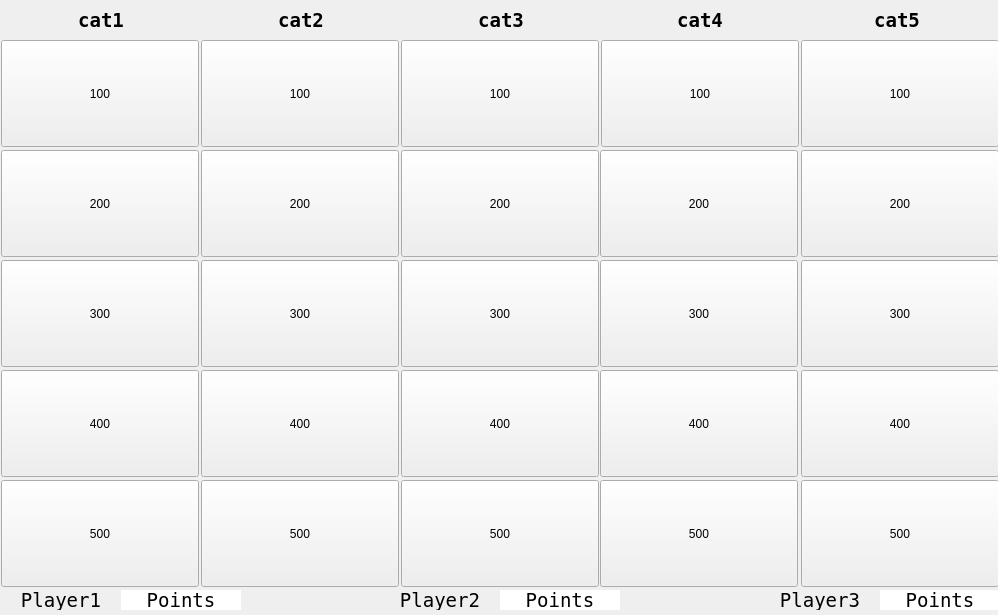
Before: the Qt Designer form gamefield.ui in chlange/jeopardy, drawn with Qt 5.
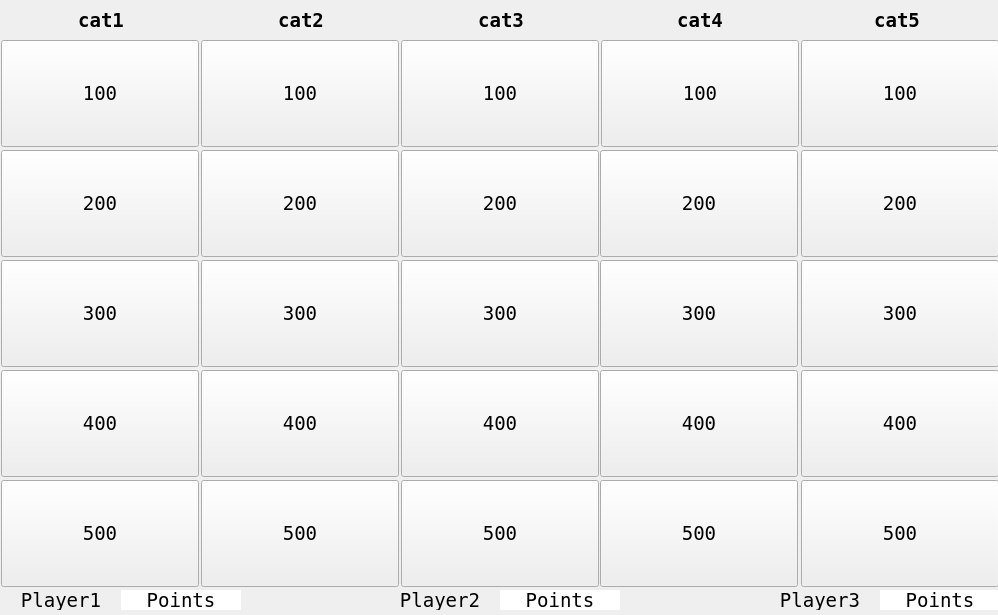
After: the same form once the commit is applied. Icons and pictures are not drawn.

What changed in the file:
```diff
--- a/gamefield.ui
+++ b/gamefield.ui
@@ -38,6 +38,12 @@
      <height>107</height>
     </rect>
    </property>
+   <property name="font">
+    <font>
+     <family>Andale Mono</family>
+     <pointsize>14</pointsize>
+    </font>
+   </property>
    <property name="text">
     <string>500</string>
    </property>
@@ -51,6 +57,12 @@
      <height>107</height>
     </rect>
    </property>
+   <property name="font">
+    <font>
+     <family>Andale Mono</family>
+     <pointsize>14</pointsize>
+    </font>
+   </property>
    <property name="text">
     <string>300</string>
    </property>
@@ -64,6 +76,12 @@
      <height>107</height>
     </rect>
    </property>
+   <property name="font">
+    <font>
+     <family>Andale Mono</family>
+     <pointsize>14</pointsize>
+    </font>
+   </property>
    <property name="text">
     <string>400</string>
    </property>
@@ -101,6 +119,12 @@
      <height>107</height>
     </rect>
    </property>
+   <property name="font">
+    <font>
+     <family>Andale Mono</family>
+     <pointsize>14</pointsize>
+    </font>
+   </property>
    <property name="text">
     <string>300</string>
    </property>
@@ -114,6 +138,12 @@
      <height>107</height>
     </rect>
    </property>
+   <property name="font">
+    <font>
+     <family>Andale Mono</family>
+     <pointsize>14</pointsize>
+    </font>
+   </property>
    <property name="text">
     <string>400</string>
    </property>
@@ -127,6 +157,12 @@
      <height>107</height>
     </rect>
    </property>
+   <property name="font">
+    <font>
+     <family>Andale Mono</family>
+     <pointsize>14</pointsize>
+    </font>
+   </property>
    <property name="text">
     <string>300</string>
    </property>
@@ -140,6 +176,12 @@
      <height>107</height>
     </rect>
    </property>
+   <property name="font">
+    <font>
+     <family>Andale Mono</family>
+     <pointsize>14</pointsize>
+    </font>
+   </property>
    <property name="text">
     <string>500</string>
    </property>
@@ -153,6 +195,12 @@
      <height>107</height>
     </rect>
    </property>
+   <property name="font">
+    <font>
+     <family>Andale Mono</family>
+     <pointsize>14</pointsize>
+    </font>
+   </property>
    <property name="text">
     <string>200</string>
    </property>
@@ -166,6 +214,12 @@
      <height>107</height>
     </rect>
    </property>
+   <property name="font">
+    <font>
+     <family>Andale Mono</family>
+     <pointsize>14</pointsize>
+    </font>
+   </property>
    <property name="text">
     <string>300</string>
    </property>
@@ -203,6 +257,12 @@
      <height>107</height>
     </rect>
    </property>
+   <property name="font">
+    <font>
+     <family>Andale Mono</family>
+     <pointsize>14</pointsize>
+    </font>
+   </property>
    <property name="text">
     <string>500</string>
    </property>
@@ -216,6 +276,12 @@
      <height>107</height>
     </rect>
    </property>
+   <property name="font">
+    <font>
+     <family>Andale Mono</family>
+     <pointsize>14</pointsize>
+    </font>
+   </property>
    <property name="text">
     <string>100</string>
    </property>
@@ -256,6 +322,12 @@
      <height>107</height>
     </rect>
    </property>
+   <property name="font">
+    <font>
+     <family>Andale Mono</family>
+     <pointsize>14</pointsize>
+    </font>
+   </property>
    <property name="text">
     <string>400</string>
    </property>
@@ -269,6 +341,12 @@
      <height>107</height>
     </rect>
    </property>
+   <property name="font">
+    <font>
+     <family>Andale Mono</family>
+     <pointsize>14</pointsize>
+    </font>
+   </property>
    <property name="text">
     <string>500</string>
    </property>
@@ -282,6 +360,12 @@
      <height>107</height>
     </rect>
    </property>
+   <property name="font">
+    <font>
+     <family>Andale Mono</family>
+     <pointsize>14</pointsize>
+    </font>
+   </property>
    <property name="text">
     <string>500</string>
    </property>
@@ -343,6 +427,12 @@
      <height>107</height>
     </rect>
    </property>
+   <property name="font">
+    <font>
+     <family>Andale Mono</family>
+     <pointsize>14</pointsize>
+    </font>
+   </property>
    <property name="cursor">
     <cursorShape>ArrowCursor</cursorShape>
    </property>
@@ -1267,6 +1357,12 @@
      <height>107</height>
     </rect>
    </property>
+   <property name="font">
+    <font>
+     <family>Andale Mono</family>
+     <pointsize>14</pointsize>
+    </font>
+   </property>
    <property name="text">
     <string>200</string>
    </property>
@@ -1280,6 +1376,12 @@
      <height>107</height>
     </rect>
    </property>
+   <property name="font">
+    <font>
+     <family>Andale Mono</family>
+     <pointsize>14</pointsize>
+    </font>
+   </property>
    <property name="text">
     <string>100</string>
    </property>
@@ -1293,6 +1395,12 @@
      <height>107</height>
     </rect>
    </property>
+   <property name="font">
+    <font>
+     <family>Andale Mono</family>
+     <pointsize>14</pointsize>
+    </font>
+   </property>
    <property name="text">
     <string>300</string>
    </property>
@@ -1306,6 +1414,12 @@
      <height>107</height>
     </rect>
    </property>
+   <property name="font">
+    <font>
+     <family>Andale Mono</family>
+     <pointsize>14</pointsize>
+    </font>
+   </property>
    <property name="text">
     <string>400</string>
    </property>
@@ -1319,6 +1433,12 @@
      <height>107</height>
     </rect>
    </property>
+   <property name="font">
+    <font>
+     <family>Andale Mono</family>
+     <pointsize>14</pointsize>
+    </font>
+   </property>
    <property name="text">
     <string>100</string>
    </property>
@@ -1332,6 +1452,12 @@
      <height>107</height>
     </rect>
    </property>
+   <property name="font">
+    <font>
+     <family>Andale Mono</family>
+     <pointsize>14</pointsize>
+    </font>
+   </property>
    <property name="text">
     <string>400</string>
    </property>
@@ -1787,6 +1913,12 @@
      <height>107</height>
     </rect>
    </property>
+   <property name="font">
+    <font>
+     <family>Andale Mono</family>
+     <pointsize>14</pointsize>
+    </font>
+   </property>
    <property name="text">
     <string>100</string>
    </property>
@@ -1800,6 +1932,12 @@
      <height>107</height>
     </rect>
    </property>
+   <property name="font">
+    <font>
+     <family>Andale Mono</family>
+     <pointsize>14</pointsize>
+    </font>
+   </property>
    <property name="text">
     <string>100</string>
    </property>
@@ -1837,6 +1975,12 @@
      <height>107</height>
     </rect>
    </property>
+   <property name="font">
+    <font>
+     <family>Andale Mono</family>
+     <pointsize>14</pointsize>
+    </font>
+   </property>
    <property name="text">
     <string>200</string>
    </property>
@@ -1874,6 +2018,12 @@
      <height>107</height>
     </rect>
    </property>
+   <property name="font">
+    <font>
+     <family>Andale Mono</family>
+     <pointsize>14</pointsize>
+    </font>
+   </property>
    <property name="text">
     <string>200</string>
    </property>
```
